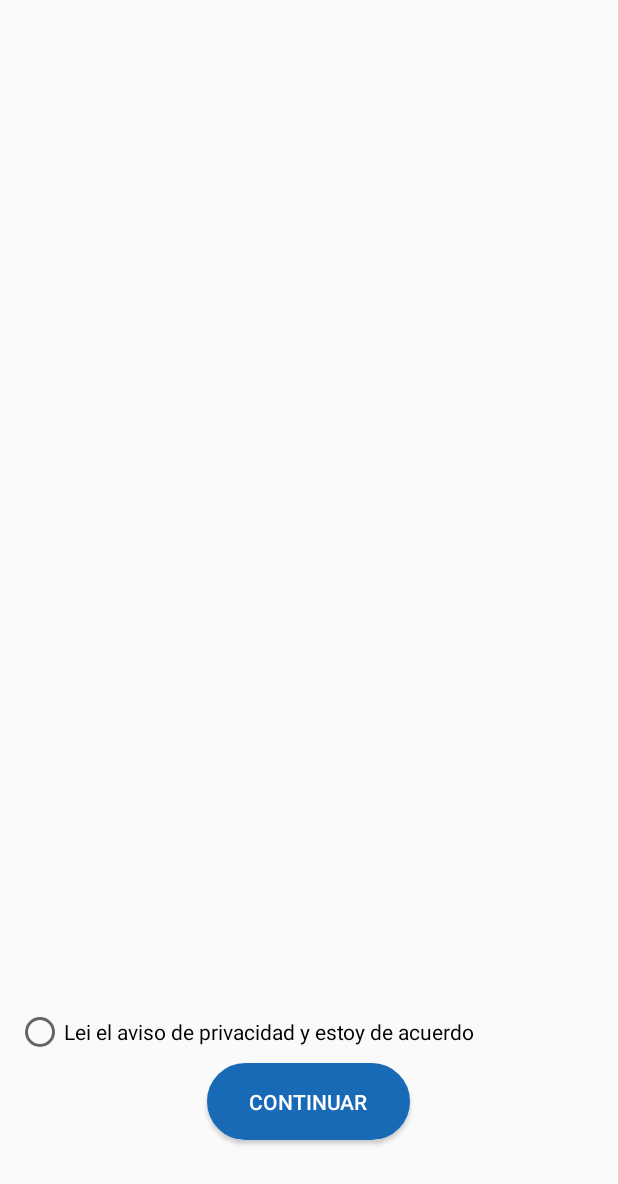
After one commit to kevinrRamirez/Login, an Android app: the PrivacidadActivity screen opened directly, with no data from a screen before it, on a phone screen of 412 x 824 dp. The commit adds this screen. Shown: the top 1184 px of the screen. Run offline under Robolectric (Android 15) with nearby library versions, the phone set to English and light mode, and no system bars; network calls fail.

Commit message:
jola bbb

```diff
--- a/app/src/main/AndroidManifest.xml
+++ b/app/src/main/AndroidManifest.xml
@@ -20,7 +20,8 @@
         android:supportsRtl="true"
         android:theme="@style/AppTheme.NoActionBar"
         android:usesCleartextTraffic="true">
-        <activity android:name=".RegistroPerro"></activity>
+        <activity android:name=".PrivacidadActivity"></activity>
+        <activity android:name=".RegistroPerro" />
         <activity android:name=".Hospedaje" />
         <activity android:name=".OtraUbicacionActivity" />
         <!--
--- /dev/null
+++ b/app/src/main/java/com/example/login/PrivacidadActivity.java
@@ -0,0 +1,39 @@
+package com.example.login;
+
+import androidx.appcompat.app.AppCompatActivity;
+
+import android.content.Intent;
+import android.os.Bundle;
+import android.view.View;
+import android.widget.Button;
+import android.widget.RadioButton;
+import android.widget.Toast;
+
+public class PrivacidadActivity extends AppCompatActivity {
+    Button btnContinuar;
+    RadioButton rBtnCheck;
+
+    @Override
+    protected void onCreate(Bundle savedInstanceState) {
+        super.onCreate(savedInstanceState);
+        setContentView(R.layout.activity_privacidad);
+
+        btnContinuar = (Button) findViewById(R.id.btnContinuarPri);
+        rBtnCheck = (RadioButton) findViewById(R.id.rBtnCheck);
+    }
+
+
+    public void continuar(View view)
+    {
+        if (rBtnCheck.isChecked())
+        {
+            Intent intent = new Intent(PrivacidadActivity.this, MainActivity.class);
+            startActivity(intent);
+            finish();
+            Toast.makeText(getApplicationContext(),"hola 16465152bb",Toast.LENGTH_LONG).show();
+        }else
+        {
+            Toast.makeText(getApplicationContext(),"hola bb",Toast.LENGTH_LONG).show();
+        }
+    }
+}
--- a/app/src/main/java/com/example/login/RegistroPerro.java
+++ b/app/src/main/java/com/example/login/RegistroPerro.java
@@ -167,7 +167,7 @@ public class RegistroPerro extends AppCompatActivity {
             }else{
                 insertMascota(c.direccionIP+"registro_mascota.php");
                 finish();
-                Intent intent = new Intent(RegistroPerro.this, MainActivity.class);
+                Intent intent = new Intent(RegistroPerro.this, PrivacidadActivity.class);
                 startActivity(intent);
             }
         }
--- /dev/null
+++ b/app/src/main/res/layout/activity_privacidad.xml
@@ -0,0 +1,33 @@
+<?xml version="1.0" encoding="utf-8"?>
+<androidx.constraintlayout.widget.ConstraintLayout xmlns:android="http://schemas.android.com/apk/res/android"
+    xmlns:app="http://schemas.android.com/apk/res-auto"
+    xmlns:tools="http://schemas.android.com/tools"
+    android:layout_width="match_parent"
+    android:layout_height="match_parent"
+    tools:context=".PrivacidadActivity">
+
+    <RadioButton
+        android:id="@+id/rBtnCheck"
+        android:layout_width="wrap_content"
+        android:layout_height="wrap_content"
+        android:layout_marginBottom="120dp"
+        android:text="@string/aceptar_politicas"
+        app:layout_constraintBottom_toBottomOf="parent"
+        app:layout_constraintEnd_toEndOf="parent"
+        app:layout_constraintHorizontal_bias="0.099"
+        app:layout_constraintStart_toStartOf="parent" />
+
+    <Button
+        android:id="@+id/btnContinuarPri"
+        android:layout_width="135dp"
+        android:layout_height="51dp"
+        android:layout_marginBottom="64dp"
+        android:background="@drawable/boton_solido"
+        android:onClick="continuar"
+        android:text="@string/continuar"
+        android:textColor="@color/colorPrimary2"
+        app:layout_constraintBottom_toBottomOf="parent"
+        app:layout_constraintEnd_toEndOf="parent"
+        app:layout_constraintHorizontal_bias="0.498"
+        app:layout_constraintStart_toStartOf="parent" />
+</androidx.constraintlayout.widget.ConstraintLayout>
--- a/app/src/main/res/values/strings.xml
+++ b/app/src/main/res/values/strings.xml
@@ -84,6 +84,7 @@
     <string name="raza">Raza</string>
     <string name="cuidados">Cuidados</string>
     <string name="nuevo_paseo">Nuevo paseo</string>
+    <string name="aceptar_politicas">Lei el aviso de privacidad y estoy de acuerdo</string>
 
 
 </resources>
```
